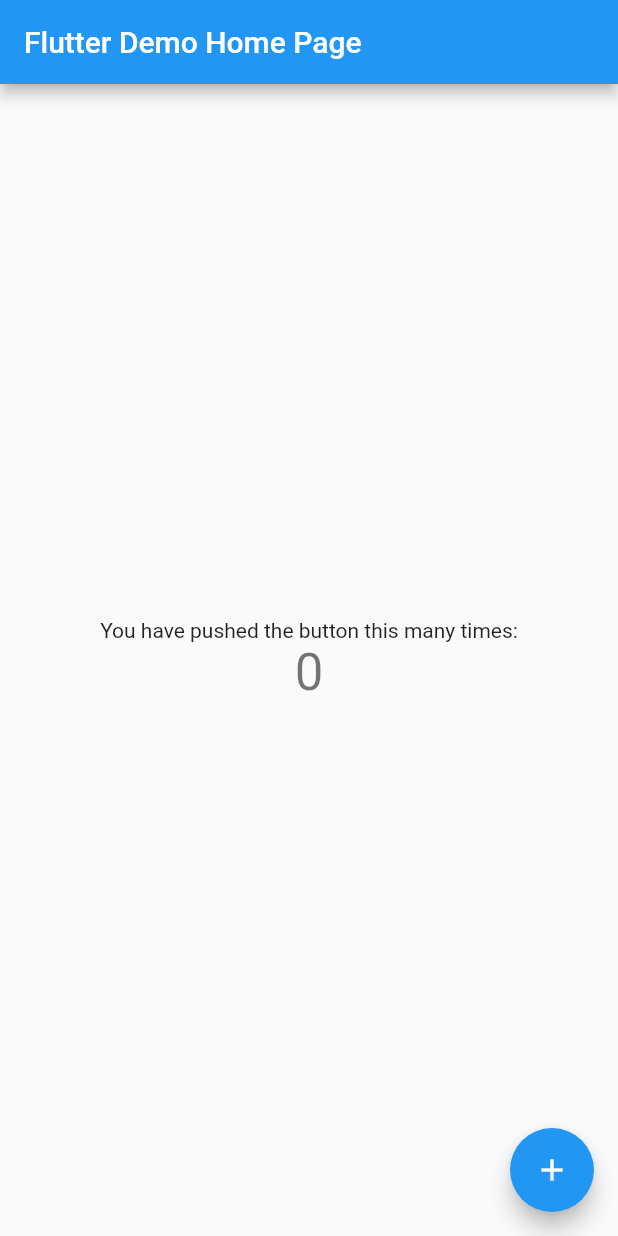
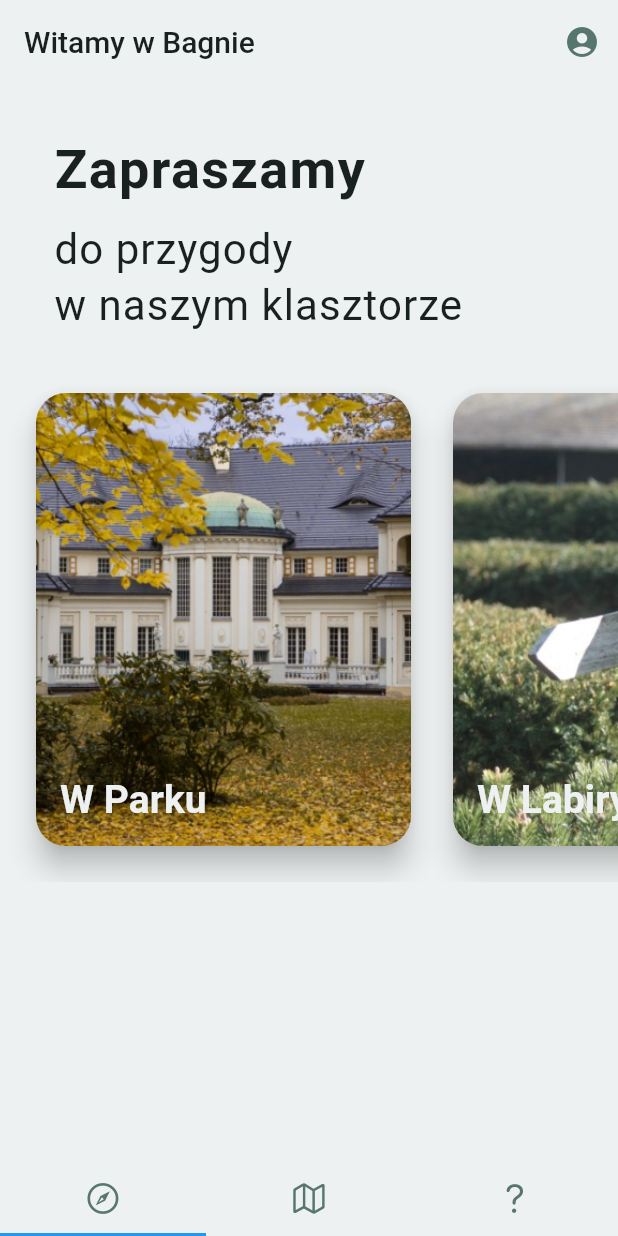
Before and after one commit to GrupaMedialnaSalwator/kompas.sds, a Flutter app: the screen it shows after launch, on a phone screen of 412 x 824 dp. Run offline on Flutter 3.47's test engine with Material 2 defaults, Android fonts, the phone set to English and light mode, and no system bars; our stand-ins replace get; Roboto replaces fonts that are missing (Nunito Sans).

Commit message:
create basic screens and navigation

```diff
--- /dev/null
+++ b/lib/extras/colors.dart
@@ -0,0 +1,28 @@
+// Code generated by Supernova from Figma prototype
+
+import 'package:flutter/material.dart';
+
+class AppColors {
+  /// Cutty Sark
+  static const primaryNormal = Color(0xff57766e);
+
+  static const primaryDark = Color(0xff18211f);
+
+  static const primaryLight = Color(0xff96cbbd);
+
+  /// Tint 90%
+  static const primaryGray = Color(0xffcdd6d4);
+
+  /// Tint 90%
+  static const primaryWhite = Color(0xffeef1f1);
+
+  static const selectionBlue = Color(0xff7fd6dd);
+
+  static const selectionViolet = Color(0xffe5b6fc);
+
+  static const selectionPink = Color(0xffffa2bf);
+
+  static const selectionYellow = Color(0xfffbdd65);
+
+  AppColors._();
+}
--- /dev/null
+++ b/lib/extras/routes.dart
@@ -0,0 +1,11 @@
+class AppRoutes {
+  /// home = "/"
+  static const String home = "/";
+
+  static const String select = "/select";
+}
+
+class Arguments {
+  int index;
+  Arguments(this.index);
+}
--- /dev/null
+++ b/lib/extras/text_styles.dart
@@ -0,0 +1,99 @@
+// Code generated by Supernova from Figma prototype
+
+import 'package:flutter/material.dart';
+
+import 'colors.dart';
+
+class AppTextStyles {
+  static const headerH1 = TextStyle(
+    fontFamily: "Nunito Sans",
+    fontWeight: FontWeight.w700,
+    fontStyle: FontStyle.normal,
+    fontSize: 36,
+    decoration: TextDecoration.none,
+    letterSpacing: 0.8999999999999999,
+    color: AppColors.primaryDark,
+  );
+
+  static const headerH2 = TextStyle(
+    fontFamily: "Nunito Sans",
+    fontWeight: FontWeight.w400,
+    fontStyle: FontStyle.normal,
+    fontSize: 28,
+    decoration: TextDecoration.none,
+    letterSpacing: 0.7000000000000001,
+    color: AppColors.primaryDark,
+  );
+
+  static const headerH3 = TextStyle(
+    fontFamily: "Nunito Sans",
+    fontWeight: FontWeight.w700,
+    fontStyle: FontStyle.normal,
+    fontSize: 26,
+    decoration: TextDecoration.none,
+    letterSpacing: 0,
+    color: AppColors.primaryDark,
+  );
+
+  static const headerH4 = TextStyle(
+    fontFamily: "Nunito Sans",
+    fontWeight: FontWeight.w400,
+    fontStyle: FontStyle.normal,
+    fontSize: 20,
+    decoration: TextDecoration.none,
+    letterSpacing: 0,
+    color: AppColors.primaryDark,
+  );
+
+  static const headerH5 = TextStyle(
+    fontFamily: "Nunito Sans",
+    fontWeight: FontWeight.w700,
+    fontStyle: FontStyle.normal,
+    fontSize: 18,
+    decoration: TextDecoration.none,
+    letterSpacing: 0.44999999999999996,
+    color: AppColors.primaryDark,
+  );
+
+  static const paragraphText = TextStyle(
+    fontFamily: "Nunito Sans",
+    fontWeight: FontWeight.w400,
+    fontStyle: FontStyle.normal,
+    fontSize: 18,
+    decoration: TextDecoration.none,
+    letterSpacing: 1.08,
+    color: AppColors.primaryDark,
+  );
+
+  static const paragraphSubtext = TextStyle(
+    fontFamily: "Nunito Sans",
+    fontWeight: FontWeight.w400,
+    fontStyle: FontStyle.normal,
+    fontSize: 14,
+    decoration: TextDecoration.none,
+    letterSpacing: 0.8400000000000001,
+    color: AppColors.primaryDark,
+  );
+
+  static const cardTitle = TextStyle(
+    fontFamily: "Nunito Sans",
+    fontWeight: FontWeight.w700,
+    fontStyle: FontStyle.normal,
+    fontSize: 20,
+    decoration: TextDecoration.none,
+    letterSpacing: 0.5,
+    color: AppColors.primaryDark,
+  );
+
+  static const cardSubtitle = TextStyle(
+    fontFamily: "Nunito Sans",
+    fontWeight: FontWeight.w400,
+    fontStyle: FontStyle.normal,
+    fontSize: 14,
+    decoration: TextDecoration.none,
+    letterSpacing: 0.35000000000000003,
+    color: AppColors.primaryDark,
+  );
+
+  AppTextStyles._();
+}
--- a/lib/main.dart
+++ b/lib/main.dart
@@ -1,4 +1,11 @@
 import 'package:flutter/material.dart';
+import 'package:get/get.dart';
+import 'package:gra_terenowa/extras/routes.dart';
+import 'package:gra_terenowa/extras/text_styles.dart';
+import 'package:gra_terenowa/views/home_screen.dart';
+import 'package:gra_terenowa/views/select_screen.dart';
+
+import 'extras/colors.dart';
 
 void main() {
   runApp(MyApp());
@@ -8,106 +15,41 @@
   // This widget is the root of your application.
   @override
   Widget build(BuildContext context) {
-    return MaterialApp(
-      title: 'Flutter Demo',
-      theme: ThemeData(
-        // This is the theme of your application.
-        //
-        // Try running your application with "flutter run". You'll see the
-        // application has a blue toolbar. Then, without quitting the app, try
-        // changing the primarySwatch below to Colors.green and then invoke
-        // "hot reload" (press "r" in the console where you ran "flutter run",
-        // or simply save your changes to "hot reload" in a Flutter IDE).
-        // Notice that the counter didn't reset back to zero; the application
-        // is not restarted.
-        primarySwatch: Colors.blue,
+    return GetMaterialApp(
+      title: 'GraTerenowa',
+      theme: ThemeData.light().copyWith(
+        // This is the theme of my application.
+        primaryColor: AppColors.primaryNormal,
+        backgroundColor: AppColors.primaryWhite,
+        textTheme: const TextTheme(
+          headline1: AppTextStyles.headerH1,
+          headline2: AppTextStyles.headerH2,
+          headline3: AppTextStyles.headerH3,
+          headline4: AppTextStyles.headerH4,
+          headline5: AppTextStyles.headerH5,
+          bodyText1: AppTextStyles.paragraphText,
+          bodyText2: AppTextStyles.paragraphSubtext,
+        ),
+        textButtonTheme: TextButtonThemeData(
+          style: TextButton.styleFrom(
+            primary: AppColors.primaryNormal,
+            onSurface: AppColors.primaryGray,
+            backgroundColor: AppColors.primaryWhite,
+            textStyle: AppTextStyles.headerH3,
+            padding: EdgeInsets.symmetric(
+              vertical: 16,
+              horizontal: 72,
+            ),
+          ),
+        ),
       ),
-      home: MyHomePage(title: 'Flutter Demo Home Page'),
+      home: HomePage(),
+      debugShowCheckedModeBanner: false,
+      initialRoute: AppRoutes.home,
+      getPages: [
+        GetPage(name: AppRoutes.home, page: () => HomePage()),
+        GetPage(name: AppRoutes.select, page: () => SelectPage()),
+      ],
     );
   }
 }
-
-class MyHomePage extends StatefulWidget {
-  MyHomePage({Key? key, required this.title}) : super(key: key);
-
-  // This widget is the home page of your application. It is stateful, meaning
-  // that it has a State object (defined below) that contains fields that affect
-  // how it looks.
-
-  // This class is the configuration for the state. It holds the values (in this
-  // case the title) provided by the parent (in this case the App widget) and
-  // used by the build method of the State. Fields in a Widget subclass are
-  // always marked "final".
-
-  final String title;
-
-  @override
-  _MyHomePageState createState() => _MyHomePageState();
-}
-
-class _MyHomePageState extends State<MyHomePage> {
-  int _counter = 0;
-
-  void _incrementCounter() {
-    setState(() {
-      // This call to setState tells the Flutter framework that something has
-      // changed in this State, which causes it to rerun the build method below
-      // so that the display can reflect the updated values. If we changed
-      // _counter without calling setState(), then the build method would not be
-      // called again, and so nothing would appear to happen.
-      _counter++;
-    });
-  }
-
-  @override
-  Widget build(BuildContext context) {
-    // This method is rerun every time setState is called, for instance as done
-    // by the _incrementCounter method above.
-    //
-    // The Flutter framework has been optimized to make rerunning build methods
-    // fast, so that you can just rebuild anything that needs updating rather
-    // than having to individually change instances of widgets.
-    return Scaffold(
-      appBar: AppBar(
-        // Here we take the value from the MyHomePage object that was created by
-        // the App.build method, and use it to set our appbar title.
-        title: Text(widget.title),
-      ),
-      body: Center(
-        // Center is a layout widget. It takes a single child and positions it
-        // in the middle of the parent.
-        child: Column(
-          // Column is also a layout widget. It takes a list of children and
-          // arranges them vertically. By default, it sizes itself to fit its
-          // children horizontally, and tries to be as tall as its parent.
-          //
-          // Invoke "debug painting" (press "p" in the console, choose the
-          // "Toggle Debug Paint" action from the Flutter Inspector in Android
-          // Studio, or the "Toggle Debug Paint" command in Visual Studio Code)
-          // to see the wireframe for each widget.
-          //
-          // Column has various properties to control how it sizes itself and
-          // how it positions its children. Here we use mainAxisAlignment to
-          // center the children vertically; the main axis here is the vertical
-          // axis because Columns are vertical (the cross axis would be
-          // horizontal).
-          mainAxisAlignment: MainAxisAlignment.center,
-          children: <Widget>[
-            Text(
-              'You have pushed the button this many times:',
-            ),
-            Text(
-              '$_counter',
-              style: Theme.of(context).textTheme.headline4,
-            ),
-          ],
-        ),
-      ),
-      floatingActionButton: FloatingActionButton(
-        onPressed: _incrementCounter,
-        tooltip: 'Increment',
-        child: Icon(Icons.add),
-      ), // This trailing comma makes auto-formatting nicer for build methods.
-    );
-  }
-}
--- /dev/null
+++ b/lib/views/home_screen.dart
@@ -0,0 +1,173 @@
+import 'package:flutter/cupertino.dart';
+import 'package:flutter/material.dart';
+import 'package:get/get.dart';
+import 'package:gra_terenowa/extras/colors.dart';
+import 'package:gra_terenowa/extras/routes.dart';
+
+class HomePage extends StatelessWidget {
+  const HomePage({Key? key}) : super(key: key);
+
+  static const List<String> tripAssets = [
+    "assets/images/trip_01.png",
+    "assets/images/trip_02.png",
+    "assets/images/trip_03.png",
+  ];
+  static const List<String> tripTitles = [
+    "W Parku",
+    "W Labiryncie",
+    "Droga Krzyżowa",
+  ];
+
+  @override
+  Widget build(BuildContext context) {
+    return DefaultTabController(
+      initialIndex: 0,
+      length: 3,
+      child: Scaffold(
+        backgroundColor: AppColors.primaryWhite,
+        appBar: AppBar(
+          title: Text(
+            "Witamy w Bagnie",
+            style: TextStyle(color: AppColors.primaryDark),
+          ),
+          backgroundColor: Colors.transparent,
+          elevation: 0, // 1
+          actions: <Widget>[
+            IconButton(
+              icon: const Icon(Icons.account_circle_rounded),
+              color: AppColors.primaryNormal,
+              tooltip: 'Show Snackbar',
+              onPressed: () {
+                ScaffoldMessenger.of(context).showSnackBar(const SnackBar(
+                  content: Text(
+                    "Login to your account",
+                    style: TextStyle(color: AppColors.primaryWhite),
+                  ),
+                  backgroundColor: AppColors.primaryNormal,
+                ));
+              },
+            )
+          ],
+        ),
+        bottomNavigationBar: TabBar(
+          tabs: [
+            Tab(
+                icon: Icon(
+              CupertinoIcons.compass,
+              color: AppColors.primaryNormal,
+            )),
+            Tab(
+                icon: Icon(
+              CupertinoIcons.map,
+              color: AppColors.primaryNormal,
+            )),
+            Tab(
+                icon: Icon(
+              CupertinoIcons.question,
+              color: AppColors.primaryNormal,
+            )),
+          ],
+        ),
+        body: TabBarView(
+          children: [
+            Column(
+              children: [
+                // Container(
+                //   alignment: Alignment.topLeft,
+                //   margin: EdgeInsets.fromLTRB(36, 36, 0, 72),
+                //   child: Text(
+                //     "Witamy w Bagnie",
+                //     style: Theme.of(context).textTheme.headline5,
+                //   ),
+                // ),
+                Container(
+                  alignment: Alignment.topLeft,
+                  margin: EdgeInsets.fromLTRB(36, 36, 0, 16),
+                  child: Text(
+                    "Zapraszamy",
+                    style: Theme.of(context).textTheme.headline1,
+                  ),
+                ),
+                Container(
+                  alignment: Alignment.topLeft,
+                  margin: EdgeInsets.fromLTRB(36, 0, 0, 4),
+                  child: Text(
+                    "do przygody",
+                    style: Theme.of(context).textTheme.headline2,
+                  ),
+                ),
+                Container(
+                  alignment: Alignment.topLeft,
+                  margin: EdgeInsets.fromLTRB(36, 0, 0, 18),
+                  child: Text(
+                    "w naszym klasztorze",
+                    style: Theme.of(context).textTheme.headline2,
+                  ),
+                ),
+                Container(
+                  height: 350,
+                  //width: 250,
+                  child: ListView.separated(
+                    padding: EdgeInsets.all(20),
+                    itemCount: 3,
+                    separatorBuilder: (BuildContext context, int index) =>
+                        VerticalDivider(
+                            width: 20, color: AppColors.primaryWhite),
+                    itemBuilder: (BuildContext context, int index) {
+                      return Card(
+                        semanticContainer: true,
+                        clipBehavior: Clip.antiAliasWithSaveLayer,
+                        child: InkWell(
+                          onTap: () => Get.toNamed(AppRoutes.select,
+                              arguments: Arguments(index)),
+                          child: Stack(
+                            children: [
+                              Container(
+                                height: 350,
+                                width: 250,
+                                padding: EdgeInsets.all(16.0),
+                                alignment: Alignment.bottomLeft,
+                                decoration: BoxDecoration(
+                                  image: DecorationImage(
+                                    image: AssetImage(tripAssets[index]),
+                                    fit: BoxFit.fitWidth, //DecorationImage
+                                  ),
+                                ), //BoxDecoration
+
+                                child: Text(
+                                  tripTitles[index],
+                                  //style: Theme.of(context).textTheme.headline2,
+                                  style: Theme.of(context)
+                                      .textTheme
+                                      .headline3
+                                      ?.copyWith(color: AppColors.primaryWhite),
+                                ),
+                              ), //Text
+
+                              // Image.asset(
+                              //   tripAssets[index],
+                              //   fit: BoxFit.fitWidth,
+                              // ),
+                            ],
+                          ),
+                        ),
+                        shape: RoundedRectangleBorder(
+                          borderRadius: BorderRadius.circular(20.0),
+                        ),
+                        elevation: 8,
+                        margin: EdgeInsets.all(4),
+                      );
+                    },
+                    scrollDirection: Axis.horizontal,
+                  ),
+                )
+              ],
+            ),
+            Center(child: Text("This tab shows a Map View")),
+            Center(child: Text("This tab shows a Help View")),
+          ],
+        ),
+      ),
+    );
+  }
+}
--- /dev/null
+++ b/lib/views/select_screen.dart
@@ -0,0 +1,91 @@
+import 'package:flutter/material.dart';
+import 'package:get/get.dart';
+import 'package:gra_terenowa/extras/colors.dart';
+import 'package:gra_terenowa/extras/routes.dart';
+
+class SelectPage extends StatefulWidget {
+  SelectPage({Key? key}) : super(key: key);
+
+  @override
+  State<SelectPage> createState() => _SelectPageState();
+}
+
+class _SelectPageState extends State<SelectPage> {
+  late final Arguments _args;
+
+  @override
+  void initState() {
+    super.initState();
+    _args = Get.arguments;
+  }
+
+  @override
+  Widget build(BuildContext context) {
+    return Scaffold(
+      backgroundColor: AppColors.primaryDark,
+      body: Stack(
+        fit: StackFit.expand,
+        alignment: AlignmentDirectional.topCenter,
+        children: [
+          Positioned(
+            top: 0,
+            child: Image.asset(
+              "assets/images/trip_0" + (_args.index + 1).toString() + ".png",
+              width: MediaQuery.of(context).size.width,
+              height: MediaQuery.of(context).size.height * 0.4,
+              fit: BoxFit.fitWidth,
+            ),
+          ),
+          Positioned(
+            top: MediaQuery.of(context).size.height * 0.4 - 30,
+            child: Container(
+              width: MediaQuery.of(context).size.width,
+              height: MediaQuery.of(context).size.height * 0.6 + 30,
+              decoration: BoxDecoration(
+                color: AppColors.primaryNormal,
+                borderRadius: BorderRadius.vertical(
+                  top: Radius.circular(20),
+                  bottom: Radius.zero,
+                ),
+              ),
+              child: Column(
+                mainAxisAlignment: MainAxisAlignment.spaceAround,
+                children: [
+                  Container(
+                    alignment: Alignment.topLeft,
+                    margin: EdgeInsets.fromLTRB(20, 0, 20, 0),
+                    child: Text(
+                      "Title " + _args.index.toString(),
+                      style: Theme.of(context)
+                          .textTheme
+                          .headline3
+                          ?.copyWith(color: AppColors.primaryWhite),
+                    ),
+                  ),
+                  Container(
+                    alignment: Alignment.topLeft,
+                    margin: EdgeInsets.fromLTRB(20, 0, 20, 0),
+                    child: Text(
+                      "Description ...",
+                      style: Theme.of(context)
+                          .textTheme
+                          .bodyText1
+                          ?.copyWith(color: AppColors.primaryWhite),
+                    ),
+                  ),
+                  Padding(padding: EdgeInsets.all(60)),
+                  TextButton(
+                    child: Text("Zaczynamy"),
+                    onPressed: () {
+                      print('Pressed');
+                    },
+                  ),
+                ],
+              ),
+            ),
+          ),
+        ],
+      ),
+    );
+  }
+}
--- a/pubspec.yaml
+++ b/pubspec.yaml
@@ -23,6 +23,7 @@
 dependencies:
   flutter:
     sdk: flutter
+  get:
 
 
   # The following adds the Cupertino Icons font to your application.
@@ -45,9 +46,8 @@
   uses-material-design: true
 
   # To add assets to your application, add an assets section, like this:
-  # assets:
-  #   - images/a_dot_burr.jpeg
-  #   - images/a_dot_ham.jpeg
+  assets:
+    - assets/images/
 
   # An image asset can refer to one or more resolution-specific "variants", see
   # https://flutter.dev/assets-and-images/#resolution-aware.
```
Also changed, not shown: assets/images/trip_01.png (added), assets/images/trip_02.png (added), assets/images/trip_03.png (added), pubspec.lock, 10 other files.
